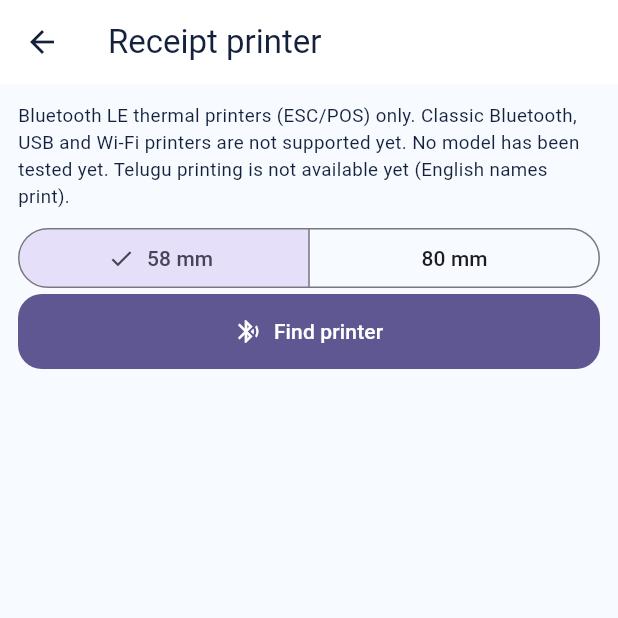
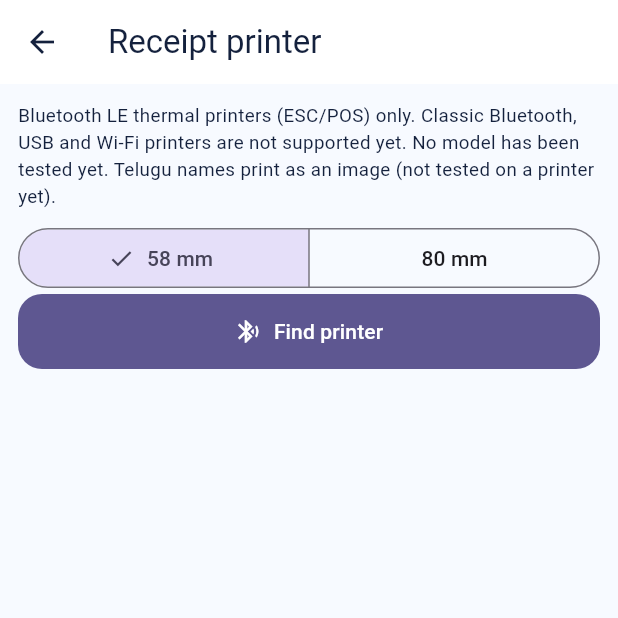
Before and after one commit to podx-bot/askodox, a Flutter app: the AskodoxPosPrinterScreen screen opened directly, on a phone screen of 412 x 824 dp, the top half of it. Run offline on Flutter 3.47's test engine with Material 3 defaults, Android fonts, the phone set to English and light mode, and no system bars; our stand-ins replace file_picker, firebase_auth, firebase_core, firebase_messaging, flutter_blue_plus, flutter_map and 11 more; missing offline and left inert: firebase_app_installations, firebase_in_app_messaging; accounts and stored records are empty.

Commit message:
POS: Telugu receipts print as a raster image (bands of at most 255 rows)
Co-Authored-By: Claude Opus 5.5 <noreply@anthropic.com>
Claude-Session: https://claude.ai/code/session_01Av36XpPnbfe9QPJ3SgxZXu

```diff
--- a/lib/features/pos/domain/escpos.dart
+++ b/lib/features/pos/domain/escpos.dart
@@ -73,7 +73,7 @@ int askodoxReceiptColumns(int paperMm) => paperMm >= 80 ? 48 : 32;
 
 /// A plain-ASCII receipt (English names) for printers without raster support;
 /// "Rs" replaces the rupee sign. Telugu receipts use the raster path.
-List<String> askodoxReceiptLines(Map<String, Object?> invoice, {int columns = 32}) {
+List<String> askodoxReceiptLines(Map<String, Object?> invoice, {int columns = 32, bool asciiOnly = true}) {
   String money(Object? paise) => askodoxPaise((paise as num? ?? 0).toInt(), symbol: false);
   String pair(String left, String right) {
     final space = columns - left.length - right.length;
@@ -81,7 +81,7 @@ List<String> askodoxReceiptLines(Map<String, Object?> invoice, {int columns = 32
     return '${left.substring(0, (columns - right.length - 1).clamp(0, left.length))} $right';
   }
 
-  String ascii(Object? v) => '${v ?? ''}'.replaceAll(RegExp(r'[^\x20-\x7E]'), '?');
+  String ascii(Object? v) => asciiOnly ? '${v ?? ''}'.replaceAll(RegExp(r'[^\x20-\x7E]'), '?') : '${v ?? ''}';
   final business = (invoice['business_snapshot'] as Map?) ?? const {};
   final customer = (invoice['customer_snapshot'] as Map?) ?? const {};
   final totals = (invoice['totals'] as Map?) ?? const {};
--- a/lib/features/pos/presentation/pos_records_screens.dart
+++ b/lib/features/pos/presentation/pos_records_screens.dart
@@ -590,7 +590,7 @@ class _AskodoxPosInvoiceScreenState extends ConsumerState<AskodoxPosInvoiceScree
           if (snap.hasError) return AskodoxPosError(error: snap.error!, onRetry: _reload);
           if (!snap.hasData) return const Center(child: CircularProgressIndicator());
           final inv = snap.data!;
-          final receipt = askodoxReceiptLines(inv, columns: 32);
+          final receipt = askodoxReceiptLines(inv, columns: 32, asciiOnly: false);
           final isInvoice = inv['doc_kind'] == 'invoice' && inv['status'] == 'issued';
           return ListView(key: const Key('askodoxPosInvoice'), padding: const EdgeInsets.all(12), children: [
             if (inv['status'] == 'cancelled')
@@ -950,8 +950,8 @@ class _AskodoxPosPrinterScreenState extends ConsumerState<AskodoxPosPrinterScree
       body: ListView(key: const Key('askodoxPosPrinter'), padding: const EdgeInsets.all(12), children: [
         Text(
           te
-              ? 'బ్లూటూత్ LE థర్మల్ ప్రింటర్లు (ESC/POS) మాత్రమే. క్లాసిక్ బ్లూటూత్, USB, Wi-Fi ప్రింటర్లు ఇంకా లేవు. ఏ మోడల్ ఇంకా నిజంగా పరీక్షించలేదు. తెలుగు ప్రింట్ ఇంకా లేదు (ఇంగ్లీష్ పేర్లు ప్రింట్ అవుతాయి).'
-              : 'Bluetooth LE thermal printers (ESC/POS) only. Classic Bluetooth, USB and Wi-Fi printers are not supported yet. No model has been tested yet. Telugu printing is not available yet (English names print).',
+              ? 'బ్లూటూత్ LE థర్మల్ ప్రింటర్లు (ESC/POS) మాత్రమే. క్లాసిక్ బ్లూటూత్, USB, Wi-Fi ప్రింటర్లు ఇంకా లేవు. ఏ మోడల్ ఇంకా నిజంగా పరీక్షించలేదు. తెలుగు పేర్లు చిత్రంగా ప్రింట్ అవుతాయి (ఇంకా ప్రింటర్‌పై పరీక్షించలేదు).'
+              : 'Bluetooth LE thermal printers (ESC/POS) only. Classic Bluetooth, USB and Wi-Fi printers are not supported yet. No model has been tested yet. Telugu names print as an image (not tested on a printer yet).',
           key: const Key('askodoxPosPrinterLimits'),
           style: const TextStyle(fontSize: 12.5),
         ),
--- a/lib/features/pos/presentation/pos_sale_screen.dart
+++ b/lib/features/pos/presentation/pos_sale_screen.dart
@@ -3,6 +3,7 @@ import 'package:flutter_riverpod/flutter_riverpod.dart';
 import 'package:go_router/go_router.dart';
 
 import '../data/pos_printer.dart';
+import '../data/pos_raster.dart';
 import '../data/pos_repository.dart';
 import '../domain/escpos.dart';
 import '../domain/pos_commands.dart';
@@ -627,7 +628,12 @@ Future<void> askodoxPrintInvoice(BuildContext context, WidgetRef ref, AskodoxJso
     return;
   }
   try {
-    await ref.read(askodoxPrinterTransportProvider).write(printer.id, askodoxReceiptBytes(invoice, paperMm: printer.paperMm));
+    final bytes = askodoxInvoiceNeedsRaster(invoice)
+        ? await askodoxRasterReceipt(
+            askodoxReceiptLines(invoice, columns: askodoxReceiptColumns(printer.paperMm), asciiOnly: false),
+            paperMm: printer.paperMm)
+        : askodoxReceiptBytes(invoice, paperMm: printer.paperMm);
+    await ref.read(askodoxPrinterTransportProvider).write(printer.id, bytes);
     messenger?.showSnackBar(SnackBar(content: Text(te ? 'ప్రింటర్‌కి పంపాం.' : 'Sent to the printer.')));
   } on AskodoxPrinterException catch (e) {
     messenger?.showSnackBar(SnackBar(content: Text(e.message(te))));
```
Also changed, not shown: lib/features/pos/data/pos_raster.dart (added, +48 -0 lines), 2 other files.
